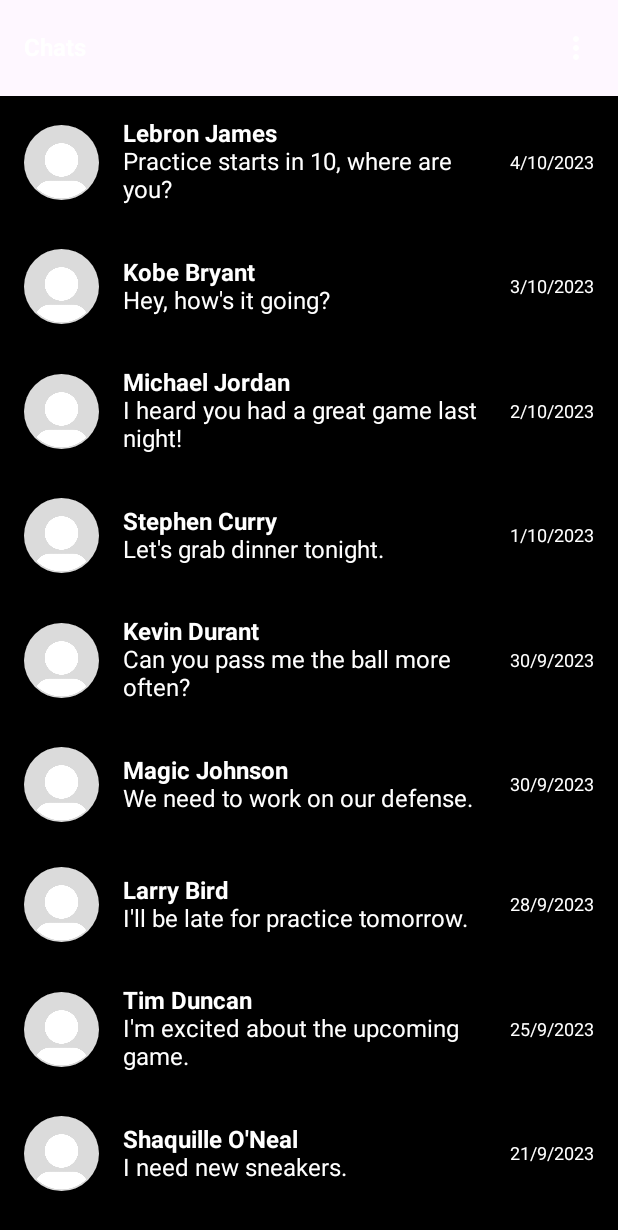
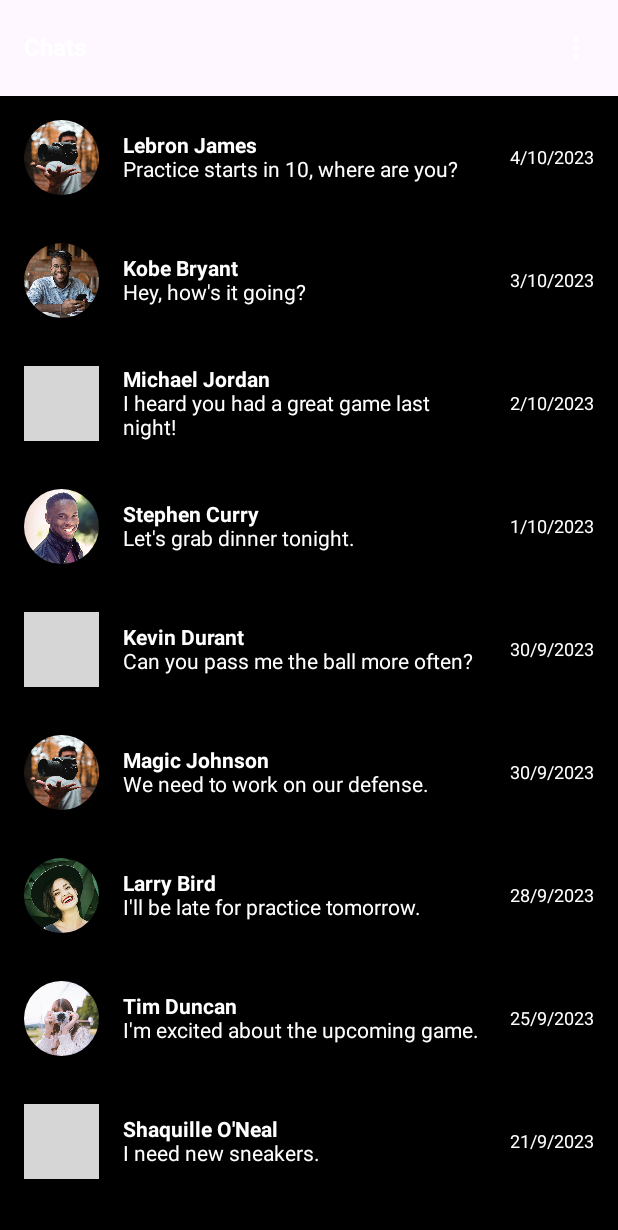
Before and after one commit to AttraqtiA/InstagramView-Practice, an Android app built with Jetpack Compose: the @Preview function MessagePreview, on a phone screen of 412 x 824 dp. Shown: the top 1230 px of the screen. Run offline under Robolectric (Android 15) with nearby library versions, the phone set to English and light mode, and no system bars; grey boxes are pictures that could not be loaded.

Commit message:
gabut changes

```diff
--- a/app/src/main/java/com/example/week4lab_0706012210011/data/dummy_data.kt
+++ b/app/src/main/java/com/example/week4lab_0706012210011/data/dummy_data.kt
@@ -8,16 +8,16 @@ import com.example.week4lab_0706012210011.model.products
 class dummy_data {
     fun get_data_line(): List<line_chat> {
         return listOf(
-            line_chat("Lebron James",  "Practice starts in 10, where are you?", "4/10/2023"),
-            line_chat("Kobe Bryant", "Hey, how's it going?", "3/10/2023"),
-            line_chat("Michael Jordan", "I heard you had a great game last night!", "2/10/2023"),
-            line_chat("Stephen Curry",  "Let's grab dinner tonight.", "1/10/2023"),
-            line_chat("Kevin Durant", "Can you pass me the ball more often?", "30/9/2023"),
-            line_chat("Magic Johnson", "We need to work on our defense.", "30/9/2023"),
-            line_chat("Larry Bird",  "I'll be late for practice tomorrow.", "28/9/2023"),
-            line_chat("Tim Duncan",  "I'm excited about the upcoming game.", "25/9/2023"),
-            line_chat("Shaquille O'Neal",  "I need new sneakers.", "21/9/2023"),
-            line_chat("Charles Barkley", "Let's hit the gym early.", "18/9/2023")
+            line_chat(R.drawable.profile_18, "Lebron James",  "Practice starts in 10, where are you?", "4/10/2023"),
+            line_chat(R.drawable.profile_2, "Kobe Bryant", "Hey, how's it going?", "3/10/2023"),
+            line_chat(R.drawable.profile_5, "Michael Jordan", "I heard you had a great game last night!", "2/10/2023"),
+            line_chat(R.drawable.profile_1, "Stephen Curry",  "Let's grab dinner tonight.", "1/10/2023"),
+            line_chat(R.drawable.profile_17, "Kevin Durant", "Can you pass me the ball more often?", "30/9/2023"),
+            line_chat(R.drawable.profile_18, "Magic Johnson", "We need to work on our defense.", "30/9/2023"),
+            line_chat(R.drawable.profile_16, "Larry Bird",  "I'll be late for practice tomorrow.", "28/9/2023"),
+            line_chat(R.drawable.profile_12, "Tim Duncan",  "I'm excited about the upcoming game.", "25/9/2023"),
+            line_chat(R.drawable.profile_17, "Shaquille O'Neal",  "I need new sneakers.", "21/9/2023"),
+            line_chat(R.drawable.profile_6, "Charles Barkley", "Let's hit the gym early.", "18/9/2023")
         )
     }
 
--- a/app/src/main/java/com/example/week4lab_0706012210011/model/line_chat.kt
+++ b/app/src/main/java/com/example/week4lab_0706012210011/model/line_chat.kt
@@ -1,6 +1,9 @@
 package com.example.week4lab_0706012210011.model
 
+import androidx.annotation.DrawableRes
+
 data class line_chat(
+    @DrawableRes val profile_picture: Int,
     val name: String,
     val recent_message: String,
     val date: String
--- a/app/src/main/java/com/example/week4lab_0706012210011/ui/theme/view/MessagesApp.kt
+++ b/app/src/main/java/com/example/week4lab_0706012210011/ui/theme/view/MessagesApp.kt
@@ -1,6 +1,7 @@
 package com.example.week4lab_0706012210011.ui.theme.view
 
 import android.annotation.SuppressLint
+import android.content.Context
 import android.widget.Toast
 import androidx.compose.foundation.Image
 import androidx.compose.foundation.background
@@ -36,7 +37,6 @@ import androidx.compose.ui.text.style.TextOverflow
 import androidx.compose.ui.tooling.preview.Preview
 import androidx.compose.ui.unit.dp
 import androidx.compose.ui.unit.sp
-import com.example.week4lab_0706012210011.R
 import com.example.week4lab_0706012210011.data.dummy_data
 import com.example.week4lab_0706012210011.model.line_chat
 
@@ -44,6 +44,8 @@ import com.example.week4lab_0706012210011.model.line_chat
 @OptIn(ExperimentalMaterial3Api::class)
 @Composable
 fun MessageView(MessageList: List<line_chat>) { // memang topbarnya putih kalau di preview, mohon cek di emulator/HP
+    val context = LocalContext.current
+
     Scaffold(
         topBar = {
             TopAppBar(
@@ -57,7 +59,12 @@ fun MessageView(MessageList: List<line_chat>) { // memang topbarnya putih kalau
                 },
                 actions = {
                     IconButton(
-                        onClick = { /* TODO */ }
+                        onClick = {
+                            Toast.makeText(
+                                context,
+                                "More Button",
+                                Toast.LENGTH_SHORT
+                            ).show()}
                     ) {
                         Icon(
                             imageVector = Icons.Filled.MoreVert,
@@ -74,12 +81,12 @@ fun MessageView(MessageList: List<line_chat>) { // memang topbarnya putih kalau
                 modifier = Modifier
                     .fillMaxSize()
                     .background(color = Color.Black)
-                    .padding(start = 16.dp, end = 16.dp, top = 80.dp, bottom = 16.dp),
-                verticalArrangement = Arrangement.spacedBy(30.dp)
+                    .padding(start = 16.dp, end = 16.dp, top = 64.dp, bottom = 16.dp),
+                verticalArrangement = Arrangement.spacedBy(16.dp)
             ) {
                 items(MessageList) {
                     OneLineChat(
-                        it
+                        it, context
                     )
                 }
             }
@@ -91,12 +98,12 @@ fun MessageView(MessageList: List<line_chat>) { // memang topbarnya putih kalau
 
 
 @Composable
-fun OneLineChat(Line_Chat: line_chat) {
-    val context = LocalContext.current
+fun OneLineChat(Line_Chat: line_chat, context: Context) {
 
     Row(
         modifier = Modifier
             .fillMaxWidth()
+            .padding(top = 16.dp)
             .clickable(onClick = {Toast.makeText(
                 context,
                 "${Line_Chat.name} Clicked!",
@@ -107,7 +114,7 @@ fun OneLineChat(Line_Chat: line_chat) {
         verticalAlignment = Alignment.CenterVertically
     ) {
         Image(
-            painter = painterResource(id = R.drawable.empty_profile),
+            painter = painterResource(Line_Chat.profile_picture),
             contentDescription = "Empty Profile",
             modifier = Modifier
                 .size(50.dp)
@@ -122,13 +129,13 @@ fun OneLineChat(Line_Chat: line_chat) {
         ) {
             Text(
                 text = Line_Chat.name,
-                fontSize = 16.sp,
+                fontSize = 14.sp,
                 fontWeight = FontWeight.Bold,
                 color = Color.White,
             )
             Text(
                 text = Line_Chat.recent_message,
-                fontSize = 16.sp,
+                fontSize = 14.sp,
                 color = Color.White,
                 maxLines = 2,
                 overflow = TextOverflow.Ellipsis,
```
Also changed, not shown: app/src/main/java/com/example/week4lab_0706012210011/ui/theme/view/Instagram.kt (+17 -9 lines).
